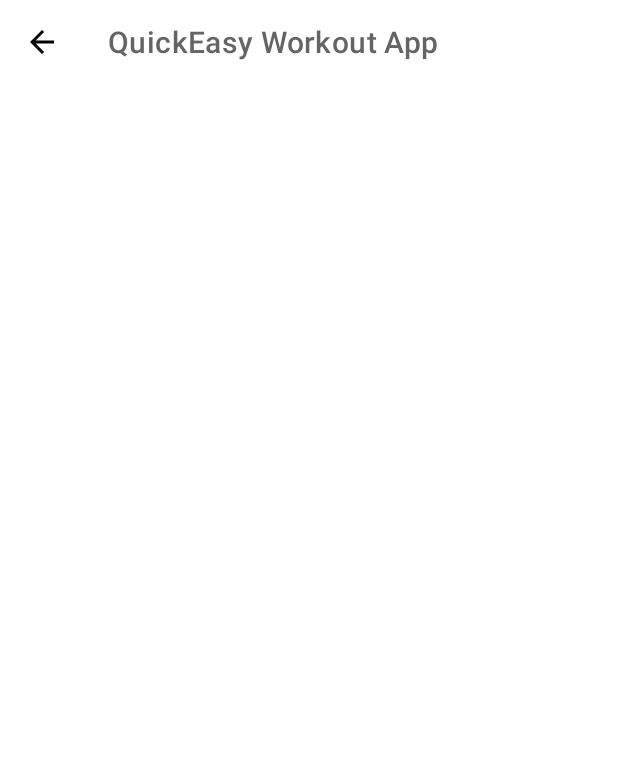
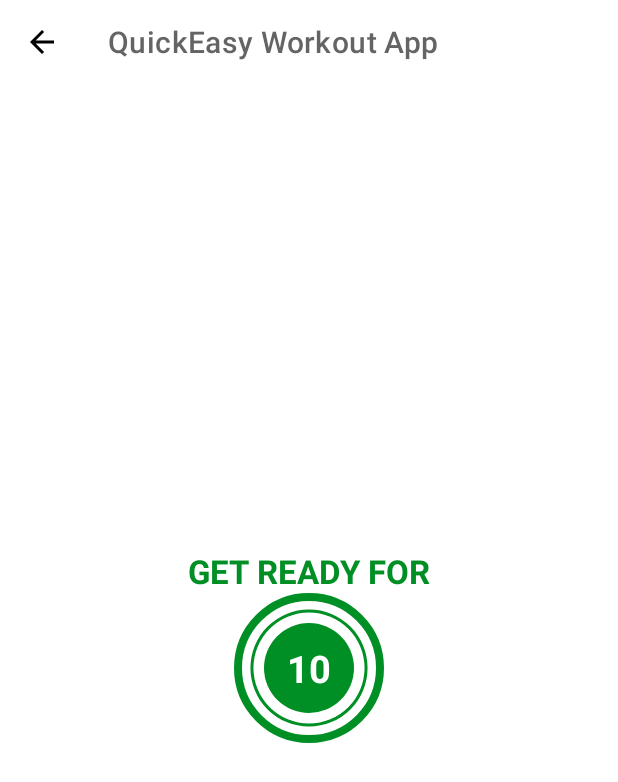
Before and after one commit to MohsinAli0899/QuickEasy-Workout-App, an Android app: the ExerciseActivity screen opened directly, with no data from a screen before it, on a phone screen of 412 x 824 dp. Shown: the top 782 px of the screen. Run offline under Robolectric (Android 15) with nearby library versions, the phone set to English and light mode, and no system bars.

Commit message:
Progress BAr

```diff
--- /dev/null
+++ b/app/src/main/res/drawable-v24/circular_progress_bar_gray.xml
@@ -0,0 +1,12 @@
+<?xml version="1.0" encoding="utf-8"?>
+<layer-list xmlns:android="http://schemas.android.com/apk/res/android">
+    <item>
+        <shape
+            android:innerRadiusRatio="2.7"
+            android:shape="ring"
+            android:thicknessRatio="50.0"
+            android:useLevel="true">
+            <solid android:color="@color/colorLightGrey"/>
+        </shape>
+    </item>
+</layer-list>
--- /dev/null
+++ b/app/src/main/res/drawable/circular_progress_bar.xml
@@ -0,0 +1,12 @@
+<?xml version="1.0" encoding="utf-8"?>
+<layer-list xmlns:android="http://schemas.android.com/apk/res/android">
+    <item>
+        <shape
+            android:innerRadiusRatio="2.7"
+            android:shape="ring"
+            android:thicknessRatio="50.0"
+            android:useLevel="true">
+            <solid android:color="@color/colorAccent"/>
+        </shape>
+    </item>
+</layer-list>
--- /dev/null
+++ b/app/src/main/res/drawable/item_circular_color_accent_background.xml
@@ -0,0 +1,6 @@
+<?xml version="1.0" encoding="utf-8"?>
+<shape xmlns:android="http://schemas.android.com/apk/res/android"
+    android:shape="oval">
+    <solid android:color="@color/colorAccent"/>
+
+</shape>
--- a/app/src/main/res/layout/activity_exercise.xml
+++ b/app/src/main/res/layout/activity_exercise.xml
@@ -1,5 +1,5 @@
 <?xml version="1.0" encoding="utf-8"?>
-<RelativeLayout xmlns:android="http://schemas.android.com/apk/res/android"
+<androidx.constraintlayout.widget.ConstraintLayout xmlns:android="http://schemas.android.com/apk/res/android"
     xmlns:app="http://schemas.android.com/apk/res-auto"
     xmlns:tools="http://schemas.android.com/tools"
     android:layout_width="match_parent"
@@ -7,10 +7,64 @@
     tools:context=".ExerciseActivity">
 
     <androidx.appcompat.widget.Toolbar
+        app:layout_constraintTop_toTopOf="parent"
         android:id="@+id/toolbarExercise"
         android:layout_width="match_parent"
         android:theme="@style/ToolbarTheme"
         android:layout_height="?android:attr/actionBarSize"
         android:background="@color/white"
         app:titleTextColor="@color/colorPrimary"/>
-</RelativeLayout>
+
+    <TextView
+        android:id="@+id/tvTitle"
+        android:layout_width="wrap_content"
+        android:layout_height="wrap_content"
+        android:text="GET READY FOR"
+        android:textSize="@dimen/default_button_text_size"
+        android:textColor="@color/colorAccent"
+        android:textStyle="bold"
+        app:layout_constraintBottom_toTopOf="@+id/flProgressBar"
+        app:layout_constraintEnd_toEndOf="parent"
+        app:layout_constraintStart_toStartOf="parent"/>
+
+    <FrameLayout
+        android:id="@+id/flProgressBar"
+        android:layout_width="100dp"
+        android:layout_height="100dp"
+        android:layout_marginTop="10dp"
+        android:background="@drawable/item_circular_color_accent_border"
+        app:layout_constraintBottom_toBottomOf="parent"
+        app:layout_constraintEnd_toEndOf="parent"
+        app:layout_constraintStart_toStartOf="parent"
+        app:layout_constraintTop_toBottomOf="@id/toolbarExercise">
+
+        <ProgressBar
+            android:id="@+id/progressBar"
+            style="?android:attr/progressBarStyleHorizontal"
+            android:layout_width="100dp"
+            android:layout_height="100dp"
+            android:layout_gravity="center"
+            android:background="@drawable/circular_progress_bar_gray"
+            android:progressDrawable="@drawable/circular_progress_bar"
+            android:indeterminate="false"
+            android:max="10"
+            android:progress="100"
+            android:rotation="-90"/>
+        <LinearLayout
+            android:layout_width="60dp"
+            android:layout_height="60dp"
+            android:layout_gravity="center"
+            android:background="@drawable/item_circular_color_accent_background"
+            android:gravity="center">
+            <TextView
+                android:layout_width="wrap_content"
+                android:layout_height="wrap_content"
+                android:id="@+id/tvTimer"
+                android:textColor="@color/white"
+                android:textSize="25sp"
+                android:textStyle="bold"
+                android:text="10"/>
+        </LinearLayout>
+    </FrameLayout>
+
+</androidx.constraintlayout.widget.ConstraintLayout>
```
